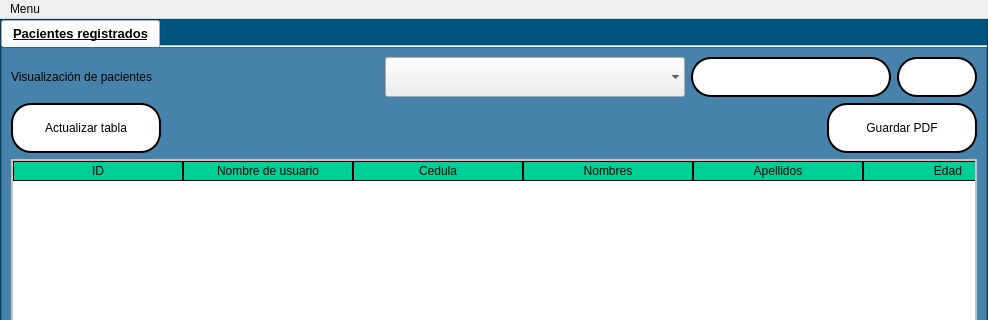
First picture: the form in interfaces/paciente_view.ui, repository Reinaldito04/App-Consultas-y-Historias-Medicas, before the edit; both pictures show x 0 to 988 and y 0 to 320 of the 988 by 718 pixel window.
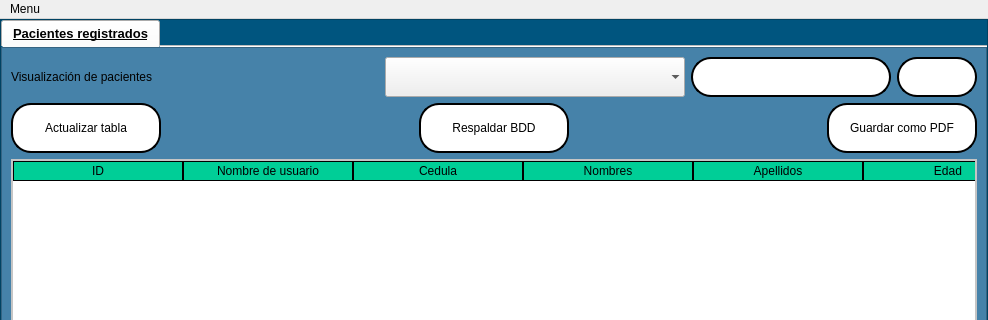
Second picture: the form after the edit. Icons and pictures are not drawn.

```diff
--- a/interfaces/paciente_view.ui
+++ b/interfaces/paciente_view.ui
@@ -327,6 +327,53 @@
                   </property>
                  </spacer>
                 </item>
+                <item>
+                 <widget class="QPushButton" name="bt_backup">
+                  <property name="minimumSize">
+                   <size>
+                    <width>150</width>
+                    <height>50</height>
+                   </size>
+                  </property>
+                  <property name="maximumSize">
+                   <size>
+                    <width>150</width>
+                    <height>50</height>
+                   </size>
+                  </property>
+                  <property name="font">
+                   <font>
+                    <pointsize>9</pointsize>
+                   </font>
+                  </property>
+                  <property name="text">
+                   <string>Respaldar BDD</string>
+                  </property>
+                  <property name="icon">
+                   <iconset>
+                    <normaloff>ELEMENTOS GRAFICOS/save.png</normaloff>ELEMENTOS GRAFICOS/save.png</iconset>
+                  </property>
+                  <property name="iconSize">
+                   <size>
+                    <width>30</width>
+                    <height>30</height>
+                   </size>
+                  </property>
+                 </widget>
+                </item>
+                <item>
+                 <spacer name="horizontalSpacer_3">
+                  <property name="orientation">
+                   <enum>Qt::Horizontal</enum>
+                  </property>
+                  <property name="sizeHint" stdset="0">
+                   <size>
+                    <width>40</width>
+                    <height>20</height>
+                   </size>
+                  </property>
+                 </spacer>
+                </item>
                 <item>
                  <widget class="QPushButton" name="bt_preview">
                   <property name="minimumSize">
@@ -347,7 +394,7 @@
                    </font>
                   </property>
                   <property name="text">
-                   <string>Guardar PDF</string>
+                   <string>Guardar como PDF</string>
                   </property>
                   <property name="iconSize">
                    <size>
```
